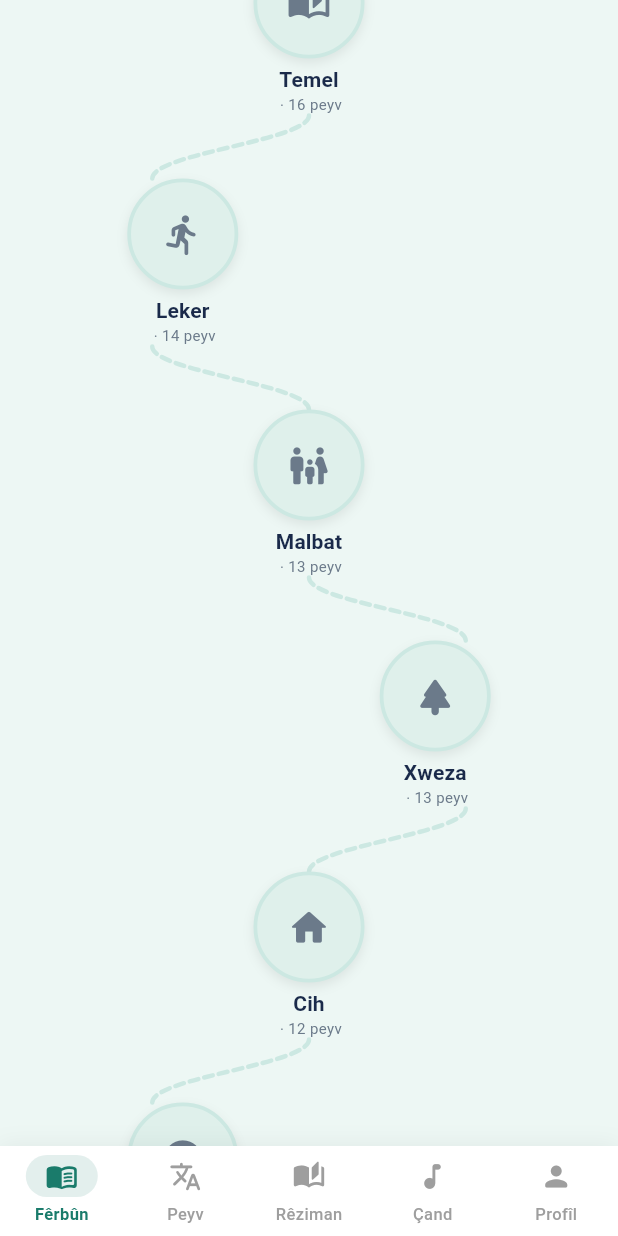
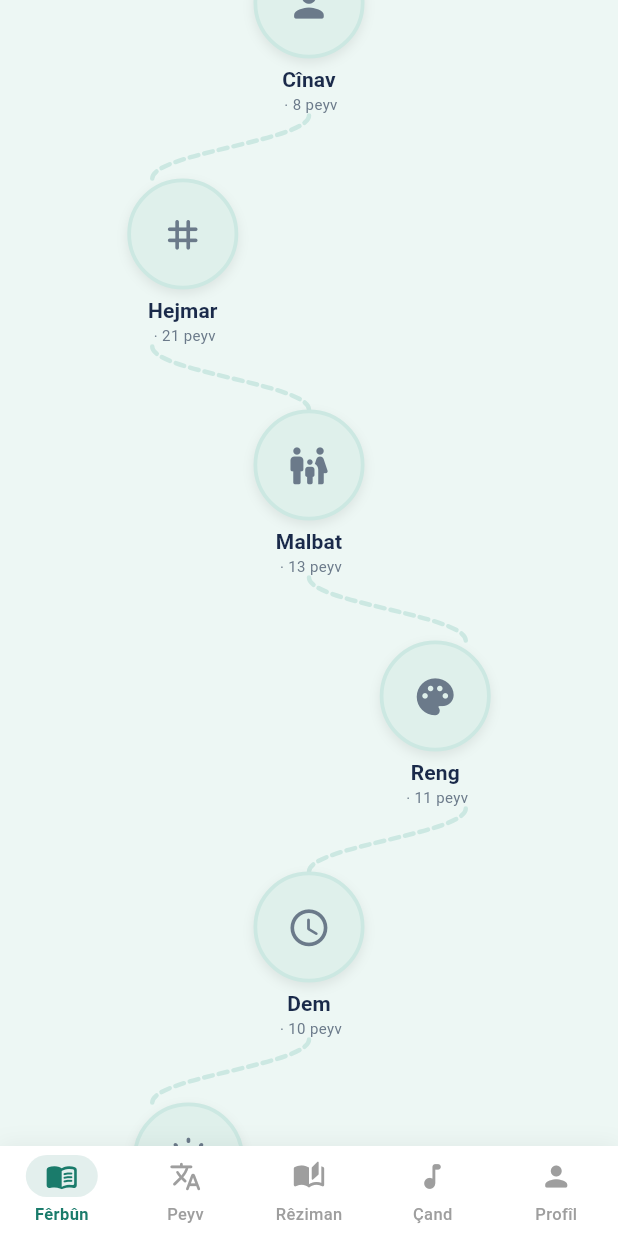
Before and after one commit to ymutlu49/lutke, a Flutter app: the HomeScreen screen opened by its route, scrolled down 576 dp, on a phone screen of 412 x 824 dp. Run offline on Flutter 3.47's test engine with Material 3 defaults, Android fonts, the phone set to English and light mode, and no system bars; drawn by our look-alikes of flutter_animate; our stand-ins replace cloud_firestore, connectivity_plus, dio, drift, easy_localization, firebase_auth and 9 more; missing offline and left inert: dart:js_interop; accounts and stored records are empty; generated files the repository leaves out were written again; Roboto replaces fonts that are missing (NotoSans).

Commit message:
fix: Durak adları doğru Kürtçe + pedagojik sıralama + min 6 kelime
Kategori adları düzeltildi:
- selamlama → Silav (Türkçe → Kürtçe)
- jimar → Hejmar
- cinavk → Cînav
- beden → Laş
- temel → Peyvên bingehîn
- ajal → Heywan
- bun → Bûn
- mêwe → Fêkî û mêwe
- edebiyat → Wêje
- deyim → Gotinên pêşiyan
+ 50+ kategori için doğru Kurmancî isimlendirme

Sıralama: basit/somut → karmaşık/soyut (pedagojik)
Filtre: minimum 6 kelime (etkinlikler için gerekli)

Co-Authored-By: Claude Opus 4.6 (1M context) <noreply@anthropic.com>

```diff
--- a/lib/features/lessons/presentation/home_screen.dart
+++ b/lib/features/lessons/presentation/home_screen.dart
@@ -1148,7 +1148,69 @@ IconData _iconForCategory(String kat) => switch (kat) {
   _ => Icons.circle_rounded,
 };
 
+/// Kategori anahtarından doğru Kurmancî adını döndürür.
+String _kuNameForCategory(String kat) => switch (kat) {
+  'alfabe' => 'Alfabê',
+  'selamlama' || 'silav' => 'Silav',
+  'jimar' || 'hejmar' => 'Hejmar',
+  'reng' => 'Reng',
+  'malbat' => 'Malbat',
+  'cinavk' => 'Cînav',
+  'pîşe' => 'Pîşe',
+  'perwerde' => 'Perwerde',
+  'dem' => 'Dem',
+  'roj' => 'Rojên hefteyê',
+  'demsal' || 'werzî' => 'Demsalên salê',
+  'xwarin' => 'Xwarin',
+  'vexwarin' => 'Vexwarin',
+  'mêwe' => 'Fêkî û mêwe',
+  'beden' => 'Laş',
+  'tendurist' => 'Tenduristî',
+  'mal' => 'Mal û xanî',
+  'cih' || 'bajêr' => 'Cih û der',
+  'rengder' || 'soyut' => 'Rengdêr',
+  'temel' => 'Peyvên bingehîn',
+  'leker' => 'Lêker',
+  'leker_ergatif' || 'ergatif' || 'ergatif_b2' => 'Lêkerên ergatîf',
+  'xweza' => 'Xweza',
+  'ajal' => 'Heywan',
+  'cil' => 'Cil û berg',
+  'daçek' => 'Daçek',
+  'rêziman' => 'Rêziman',
+  'pirs' => 'Pirsyar',
+  'gihanî' || 'rêwîtî' => 'Veguhestin',
+  'peyvben' => 'Peyvên girêdayî',
+  'his' || 'psikoloji' => 'Hest',
+  'bun' => 'Bûn',
+  'çand' => 'Çand',
+  'edebiyat' => 'Wêje',
+  'huner' => 'Huner',
+  'dua' => 'Dua û hêvî',
+  'civakî' || 'kimlik' => 'Civak',
+  'siyaset' => 'Siyaset',
+  'zagon' => 'Zagonî',
+  'aborî' || 'bazirganî' || 'cotkarî' => 'Aborî',
+  'teknoloji' => 'Teknolojî',
+  'zanist' => 'Zanist',
+  'ziman' => 'Ziman',
+  'medya' => 'Medya',
+  'felsefe' => 'Felsefe',
+  'dîrok' => 'Dîrok',
+  'akademik' => 'Akademîk',
+  'deyim' => 'Gotinên pêşiyan',
+  'welat' => 'Welat',
+  'jiyan' => 'Jiyan',
+  'kar' => 'Kar û pîşe',
+  'hewa' => 'Hewa',
+  'ekoloji' => 'Ekolojî',
+  'neyekî' => 'Neyînî',
+  'navdêr' => 'Navdêr',
+  _ => kat[0].toUpperCase() + kat.substring(1),
+};
+
 /// Belirli seviye için durak listesi oluşturur.
+/// Minimum 12 kelime olan kategoriler gösterilir.
+/// Pedagojik sıralamaya göre sıralanır.
 List<_SkillTreeUnit> _buildSkillUnits(String level) {
   final words = _getWordsForLevel(level);
   final catCounts = <String, int>{};
@@ -1158,29 +1220,60 @@ List<_SkillTreeUnit> _buildSkillUnits(String level) {
     catCounts[kat] = (catCounts[kat] ?? 0) + 1;
   }
 
-  // Kategorileri kelime sayısına göre sırala (çoktan aza)
-  final sortedCats = catCounts.entries.toList()
-    ..sort((a, b) => b.value.compareTo(a.value));
+  // Pedagojik sıra — basit/somut → karmaşık/soyut
+  const _pedagogicOrder = [
+    // A1 temel
+    'alfabe', 'selamlama', 'silav', 'cinavk', 'hejmar', 'jimar',
+    'malbat', 'bun', 'reng', 'dem', 'roj', 'demsal', 'werzî',
+    'mal', 'xwarin', 'vexwarin', 'mêwe', 'beden', 'cil',
+    'pîşe', 'ajal', 'xweza', 'cih', 'gihanî', 'rêwîtî',
+    'tendurist', 'his', 'peyvben', 'pirs', 'temel',
+    'leker', 'rengder', 'daçek', 'dua', 'çand',
+    // A2-B1 genişleme
+    'jiyan', 'civakî', 'perwerde', 'kar', 'teknoloji',
+    'hewa', 'bazirganî', 'welat', 'navdêr', 'neyekî',
+    'ergatif', 'leker_ergatif', 'deyim', 'rêziman',
+    // B2-C2 ileri
+    'edebiyat', 'huner', 'siyaset', 'zagon', 'aborî',
+    'medya', 'zanist', 'felsefe', 'dîrok', 'akademik',
+    'kimlik', 'ekoloji', 'ziman', 'soyut', 'psikoloji',
+    'ergatif_b2', 'cotkarî', 'bajêr',
+  ];
 
   final units = <_SkillTreeUnit>[];
-  for (final entry in sortedCats) {
-    final kat = entry.key;
-    final count = entry.value;
-    if (count < 2) continue; // Çok az kelime olan kategorileri atla
-
-    // Kategori adını büyük harfle başlat
-    final kuTitle = kat[0].toUpperCase() + kat.substring(1);
-
+
+  // Önce pedagojik sıradaki kategorileri ekle
+  for (final kat in _pedagogicOrder) {
+    final count = catCounts[kat];
+    if (count == null || count < 6) continue;
     units.add(_SkillTreeUnit(
       id: '${level.toLowerCase()}_unit_$kat',
       katKey: kat,
-      kuTitle: kuTitle,
+      kuTitle: _kuNameForCategory(kat),
       trTitle: '',
       icon: _iconForCategory(kat),
       wordCount: count,
       unitIndex: units.length,
     ));
   }
+
+  // Sırada olmayan ama yeterli kelimesi olan kategorileri sona ekle
+  for (final entry in catCounts.entries) {
+    final kat = entry.key;
+    final count = entry.value;
+    if (count < 6) continue;
+    if (_pedagogicOrder.contains(kat)) continue; // Zaten eklendi
+    units.add(_SkillTreeUnit(
+      id: '${level.toLowerCase()}_unit_$kat',
+      katKey: kat,
+      kuTitle: _kuNameForCategory(kat),
+      trTitle: '',
+      icon: _iconForCategory(kat),
+      wordCount: count,
+      unitIndex: units.length,
+    ));
+  }
+
   return units;
 }
 
```
